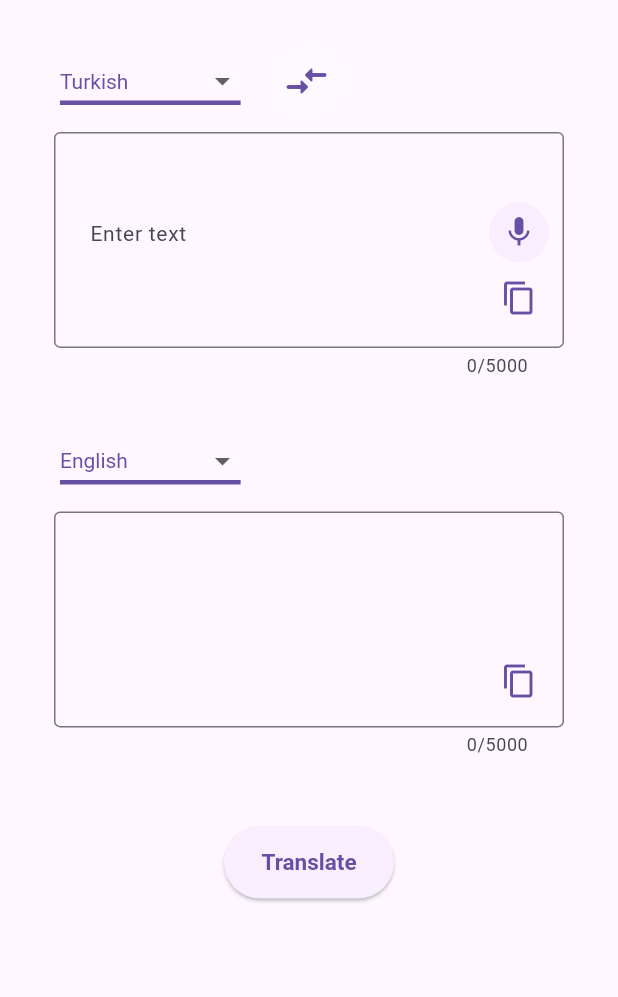
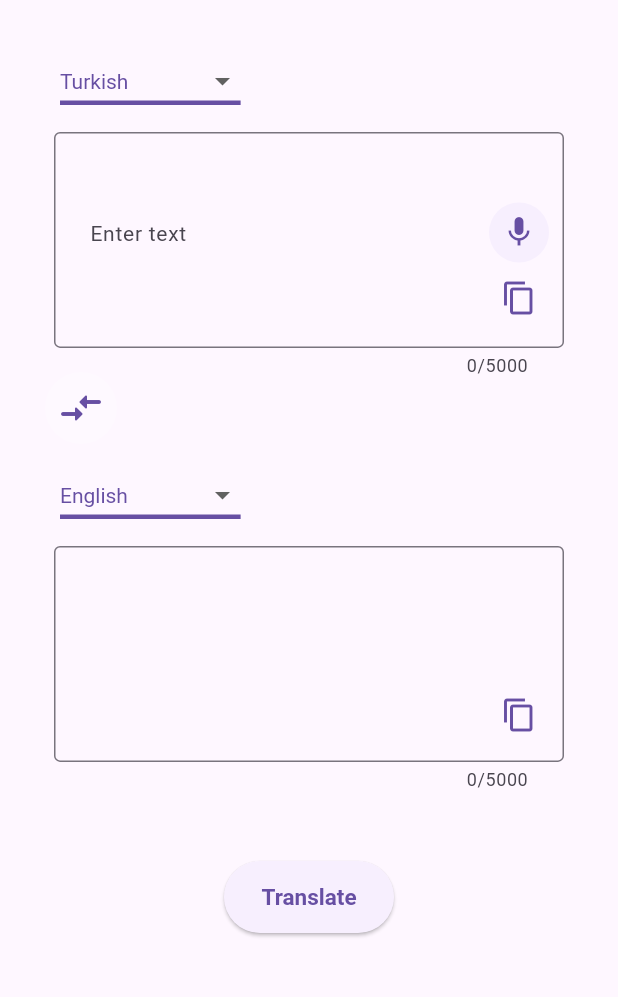
Before and after one commit to AslihanYoldas/Flutter-Translator-App, a Flutter app: the screen it shows after launch, on a phone screen of 412 x 824 dp, the part 84-1081 px from its top. Run offline on Flutter 3.47's test engine with Material 2 defaults, Android fonts, the phone set to English and light mode, and no system bars; our stand-ins replace dio, flutter_bloc, get_it, retrofit, speech_to_text; generated files the repository leaves out were written again.

Commit message:
Translator Page design chnaged

```diff
--- a/lib/pages/translator_page.dart
+++ b/lib/pages/translator_page.dart
@@ -75,11 +75,11 @@ class _TranslatorPageState extends State<TranslatorPage> {
       width: 500,
       child: SingleChildScrollView(
         child: Column(
+
           children: <Widget>[
-            Row(
-              mainAxisAlignment: MainAxisAlignment.start,
-              children: [
-                buildDropdown(context,sourceLan,
+            Container(
+              alignment: Alignment.topLeft,
+              child: buildDropdown(context,sourceLan,
                     //callback func passed to the widget
                   //when dropdown item changed this function will be triggered
                     (value){//lambda function defined with ()
@@ -89,7 +89,13 @@ class _TranslatorPageState extends State<TranslatorPage> {
                 });
                     }
               ),
-                IconButton(
+            ),
+
+            buildTextField(context,inputController,widget.sourceLan,widget.targetLan),
+            Container(
+              alignment: Alignment.topLeft,
+              margin: EdgeInsets.fromLTRB(10, 0, 0, 0),
+              child: IconButton(
                 onPressed: () {
                   locator.get<TranslatorCubit>().reverseLanguages(inputController.text);
                 },
@@ -101,15 +107,10 @@ class _TranslatorPageState extends State<TranslatorPage> {
                     foregroundColor: Theme.of(context).focusColor,
                     backgroundColor: Theme.of(context).brightness== Brightness.light?Colors.white24 : Colors.black54),
               ),
-                ]),
-
-
-            buildTextField(context,inputController,widget.sourceLan,widget.targetLan),
-            const SizedBox(height: 25,),
-
-           Row(
-             children: [
-               buildDropdown(context,targetLan,
+            ),
+            Container(
+              alignment: Alignment.topLeft,
+                child:buildDropdown(context,targetLan,
                           (value) {
                           setState(() {
                             targetLan=value;
@@ -117,8 +118,8 @@ class _TranslatorPageState extends State<TranslatorPage> {
                           });
                           }
                   ),
-             ],
             ),
+
             buildTextField(context,outputController, widget.sourceLan,widget.targetLan, readOnly: true),
             const SizedBox(height: 50),
             ElevatedButton(
```
Lines whose indentation alone changed are shown as unchanged.
